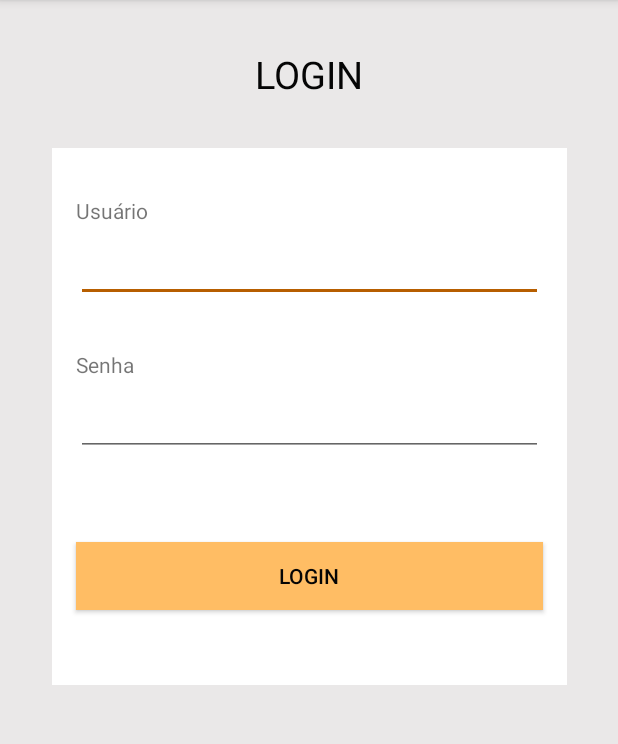
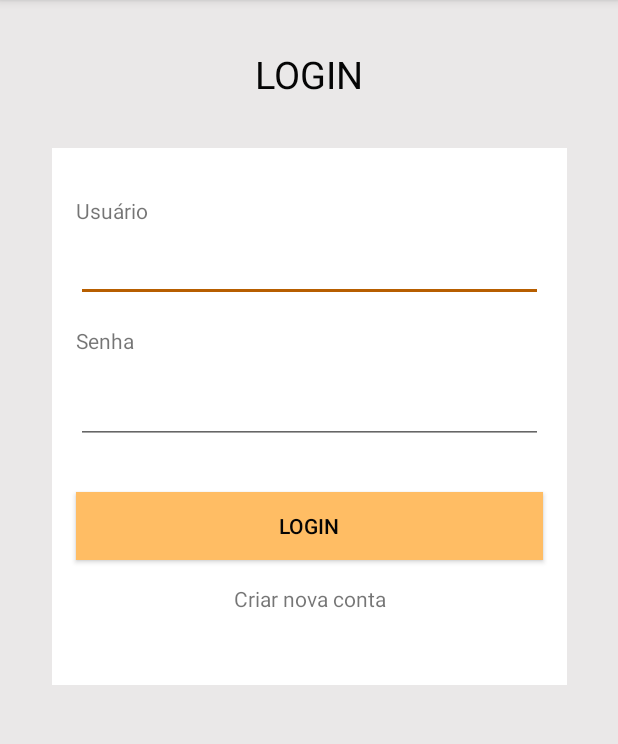
Before and after one commit to alecsander-tf/PsicoTop, an Android app: the screen it shows after launch (LoginActivity), after a tap on "LOGIN", on a phone screen of 412 x 824 dp, the part 84-828 px from its top. Run offline under Robolectric (Android 15) with nearby library versions, the phone set to English and light mode, and no system bars; our stand-ins replace Firebase (no records; nobody signed in at launch, a user with empty details on screens opened directly).

Commit message:
Implementacao Firebase com autenticacao de email/senha

```diff
--- a/app/build.gradle
+++ b/app/build.gradle
@@ -30,6 +30,7 @@ dependencies {
     implementation 'com.google.android.material:material:1.0.0'
     implementation 'com.google.firebase:firebase-core:17.2.1'
     implementation 'com.google.firebase:firebase-database:19.2.0'
+    implementation 'com.google.firebase:firebase-auth:19.1.0'
 }
 
 apply plugin: 'com.google.gms.google-services'  // Google Play services Gradle plugin
--- a/app/src/main/AndroidManifest.xml
+++ b/app/src/main/AndroidManifest.xml
@@ -10,18 +10,18 @@
         android:supportsRtl="true"
         android:theme="@style/AppTheme">
 
-        <activity android:name=".LoginActivity">
+        <activity android:name=".mvp.login.LoginActivity">
             <intent-filter>
                 <action android:name="android.intent.action.MAIN"/>
                 <category android:name="android.intent.category.LAUNCHER"/>
             </intent-filter>
         </activity>
 
-        <activity android:name=".MenuActivity">
+        <activity android:name=".mvp.menu.MenuActivity">
 
         </activity>
 
-        <activity android:name=".RegistroActivity">
+        <activity android:name=".mvp.registro.RegistroActivity">
 
         </activity>
 
--- a/app/src/main/java/com/example/psicotop/LoginActivity.java
+++ /dev/null
@@ -1,35 +0,0 @@
-package com.example.psicotop;
-
-import android.content.Intent;
-import android.os.Bundle;
-import android.view.View;
-import android.widget.Button;
-
-import androidx.appcompat.app.AppCompatActivity;
-
-import com.example.psicotop.banco.Post;
-import com.example.psicotop.modal.Usuario;
-
-public class LoginActivity extends AppCompatActivity {
-
-    @Override
-    protected void onCreate(Bundle savedInstanceState) {
-        super.onCreate(savedInstanceState);
-        setContentView(R.layout.activity_login);
-
-        Button button = findViewById(R.id.button);
-
-        button.setOnClickListener(new View.OnClickListener() {
-            @Override
-            public void onClick(View v) {
-
-                Post p = new Post();
-
-                Usuario u = new Usuario("barbara", "15");
-                p.postUser(u);
-
-                //startActivity(new Intent(getApplicationContext(), MenuActivity.class));
-            }
-        });
-    }
-}
--- /dev/null
+++ b/app/src/main/java/com/example/psicotop/banco/IPost.java
@@ -0,0 +1,15 @@
+package com.example.psicotop.banco;
+
+import com.example.psicotop.modal.Usuario;
+
+public interface IPost {
+
+    interface IPostCallback {
+        void onLoaded(String msg);
+        void onError(String msg);
+    }
+
+    void loginUsuario(Usuario u, IPostCallback callback);
+    void registrarUsuario(Usuario u, IPostCallback callback);
+
+}
--- a/app/src/main/java/com/example/psicotop/banco/Post.java
+++ b/app/src/main/java/com/example/psicotop/banco/Post.java
@@ -1,31 +1,102 @@
 package com.example.psicotop.banco;
+
+import android.content.Intent;
+import android.util.Log;
 
 import androidx.annotation.NonNull;
 
 import com.example.psicotop.modal.Usuario;
+import com.google.android.gms.tasks.OnCompleteListener;
+import com.google.android.gms.tasks.Task;
+import com.google.firebase.FirebaseApp;
+import com.google.firebase.auth.AuthResult;
+import com.google.firebase.auth.FirebaseAuth;
+import com.google.firebase.auth.FirebaseAuthException;
+import com.google.firebase.auth.FirebaseUser;
 import com.google.firebase.database.DataSnapshot;
 import com.google.firebase.database.DatabaseError;
 import com.google.firebase.database.DatabaseReference;
 import com.google.firebase.database.FirebaseDatabase;
 import com.google.firebase.database.ValueEventListener;
 
-public class Post {
+import java.util.HashMap;
+import java.util.Map;
 
+import static android.content.ContentValues.TAG;
+
+public class Post implements IPost{
+
+    private FirebaseAuth myAuth;
     private DatabaseReference myRef;
     private FirebaseDatabase mDatabase;
 
     public Post(){
-        mDatabase = FirebaseDatabase.getInstance("https://psico-237e7.firebaseio.com");
+
+
+        mDatabase = FirebaseDatabase.getInstance();
         myRef = mDatabase.getReference();
+        myAuth = FirebaseAuth.getInstance();
+    }
+
+    public void registrarUsuario(final Usuario usuario, final IPostCallback callback) {
+        myAuth.createUserWithEmailAndPassword(usuario.getEmail(), usuario.getSenha()).addOnCompleteListener(new OnCompleteListener<AuthResult>() {
+            @Override
+            public void onComplete(@NonNull Task<AuthResult> task) {
+                if (task.isSuccessful()){
+
+                    DatabaseReference usuarioRef = myRef.child("Usuario").push();
+                    usuarioRef.setValue(usuario);
+
+                    verificarEmail();
+
+                    callback.onLoaded("Usuário registrado");
+
+                }else {
+                    callback.onError(task.getException().getMessage());
+                }
+
+
+
+            }
+        });
+    }
+
+    private void verificarEmail(){
+        FirebaseUser currentUser = myAuth.getCurrentUser();
+        currentUser.sendEmailVerification().addOnCompleteListener(new OnCompleteListener<Void>() {
+            @Override
+            public void onComplete(@NonNull Task<Void> task) {
+                if (task.isSuccessful()){
+                    Log.d(TAG, "email válido");
+                }else {
+                    Log.d(TAG, "email inválido");
+                }
+            }
+        });
+    }
+
+    public void loginUsuario(Usuario u, final IPostCallback callback){
+
+        myAuth.signInWithEmailAndPassword(u.getEmail(), u.getSenha()).addOnCompleteListener(new OnCompleteListener<AuthResult>() {
+            @Override
+            public void onComplete(@NonNull Task<AuthResult> task) {
+                if (task.isSuccessful()){
+                    Log.d(TAG, "logado");
+                    callback.onLoaded("Sucesso");
+                }else {
+                    Log.d(TAG, "nao logado");
+                    Log.d(TAG, task.getException().getMessage());
+
+                    callback.onError(task.getException().getMessage());
+                }
+            }
+        });
+
     }
 
     public void postUser(Usuario usuario){
 
-
-        DatabaseReference newRef = myRef.child("usuario").push();
-        newRef.setValue(usuario);
-
-        myRef.addValueEventListener(new ValueEventListener() {
+        /*myRef.addValueEventListener(new ValueEventListener() {
             @Override
             public void onDataChange(@NonNull DataSnapshot dataSnapshot) {
                 for (DataSnapshot postSnapshot : dataSnapshot.getChildren()) {
@@ -43,6 +114,6 @@ public class Post {
             public void onCancelled(@NonNull DatabaseError databaseError) {
                 String string = "Erro";
             }
-        });
+        });*/
     }
 }
--- a/app/src/main/java/com/example/psicotop/modal/Usuario.java
+++ b/app/src/main/java/com/example/psicotop/modal/Usuario.java
@@ -1,16 +1,55 @@
 package com.example.psicotop.modal;
+
+import com.google.firebase.database.DatabaseReference;
+import com.google.firebase.database.FirebaseDatabase;
 
 public class Usuario {
 
+    private String id;
     private String nome;
+    private String sobrenome;
+    private String email;
+    private String senha;
     private String idade;
 
 
     public Usuario() {
     }
 
+    public String getId() {
+        return id;
+    }
+
+    public void setId(String id) {
+        this.id = id;
+    }
+
     public String getNome() {
         return nome;
+    }
+
+    public String getSobrenome() {
+        return sobrenome;
+    }
+
+    public void setSobrenome(String sobrenome) {
+        this.sobrenome = sobrenome;
+    }
+
+    public String getEmail() {
+        return email;
+    }
+
+    public void setEmail(String email) {
+        this.email = email;
+    }
+
+    public String getSenha() {
+        return senha;
+    }
+
+    public void setSenha(String senha) {
+        this.senha = senha;
     }
 
     public void setNome(String nome) {
@@ -25,7 +64,4 @@ public class Usuario {
         this.idade = idade;
     }
 
-    public Usuario(String nome, String idade) {
-        this.nome = nome;
-    }
 }
--- /dev/null
+++ b/app/src/main/java/com/example/psicotop/mvp/login/LoginActivity.java
@@ -0,0 +1,93 @@
+package com.example.psicotop.mvp.login;
+
+import android.content.Intent;
+import android.os.Bundle;
+import android.view.View;
+import android.widget.Button;
+import android.widget.EditText;
+import android.widget.TextView;
+import android.widget.Toast;
+
+import androidx.appcompat.app.AppCompatActivity;
+
+import com.example.psicotop.R;
+import com.example.psicotop.banco.Post;
+import com.example.psicotop.modal.Usuario;
+import com.example.psicotop.mvp.registro.RegistroActivity;
+import com.google.firebase.FirebaseApp;
+
+public class LoginActivity extends AppCompatActivity implements LoginContract.View {
+
+    EditText etEmail;
+    EditText etSenha;
+
+    TextView tvCriarNovaConta;
+    Button btnLogin;
+
+    private LoginContract.UserActionsListener presenter;
+
+    @Override
+    protected void onCreate(Bundle savedInstanceState) {
+        super.onCreate(savedInstanceState);
+        setContentView(R.layout.activity_login);
+
+        FirebaseApp.initializeApp(this);
+        bind();
+
+    }
+
+    public void bind(){
+
+        presenter = new LoginPresenter(new Post(), this);
+
+        etEmail = findViewById(R.id.etEmail);
+        etSenha = findViewById(R.id.etSenha);
+
+        tvCriarNovaConta = findViewById(R.id.tvCriarNovaConta);
+        btnLogin = findViewById(R.id.btnLogin);
+
+        tvCriarNovaConta.setOnClickListener(criarNovaConta());
+        btnLogin.setOnClickListener(loginUser());
+
+    }
+
+    private View.OnClickListener criarNovaConta(){
+        return new View.OnClickListener() {
+            @Override
+            public void onClick(View v) {
+                presenter.abrirActivity(RegistroActivity.class);
+            }
+        };
+    }
+
+    private View.OnClickListener loginUser(){
+        return new View.OnClickListener() {
+            @Override
+            public void onClick(View v) {
+
+                presenter.login(criarUsuario());
+
+            }
+        };
+    }
+
+    private Usuario criarUsuario(){
+
+        Usuario usuario = new Usuario();
+
+        usuario.setEmail(etEmail.getText().toString());
+        usuario.setSenha(etSenha.getText().toString());
+
+        return usuario;
+    }
+
+    @Override
+    public void carregarActivity(Class<?> arg) {
+        startActivity(new Intent(getApplicationContext(), arg));
+    }
+
+    @Override
+    public void carregarMensagem(String msg) {
+        Toast.makeText(getApplicationContext(),msg, Toast.LENGTH_LONG).show();
+    }
+}
--- /dev/null
+++ b/app/src/main/java/com/example/psicotop/mvp/login/LoginContract.java
@@ -0,0 +1,19 @@
+package com.example.psicotop.mvp.login;
+
+import com.example.psicotop.modal.Usuario;
+
+public interface LoginContract {
+
+    interface View{
+        void carregarActivity(Class<?> arg);
+        void carregarMensagem(String msg);
+    }
+
+    interface UserActionsListener{
+
+        void login(Usuario usuario);
+
+        void abrirActivity(Class<?> arg);
+    }
+
+}
--- /dev/null
+++ b/app/src/main/java/com/example/psicotop/mvp/login/LoginPresenter.java
@@ -0,0 +1,44 @@
+package com.example.psicotop.mvp.login;
+
+import android.content.Intent;
+
+import com.example.psicotop.banco.IPost;
+import com.example.psicotop.banco.Post;
+import com.example.psicotop.modal.Usuario;
+import com.example.psicotop.mvp.menu.MenuActivity;
+
+public class LoginPresenter implements LoginContract.UserActionsListener{
+
+    private LoginContract.View loginView;
+    private IPost post;
+
+    public LoginPresenter(IPost p, LoginContract.View view){
+        post = p;
+        loginView = view;
+    }
+
+    @Override
+    public void login(Usuario usuario) {
+
+        post.loginUsuario(usuario, new IPost.IPostCallback() {
+            @Override
+            public void onLoaded(String msg) {
+                loginView.carregarActivity(MenuActivity.class);
+                if (!msg.equals("")){
+                    loginView.carregarMensagem(msg);
+                }
+            }
+
+            @Override
+            public void onError(String msg) {
+                loginView.carregarMensagem(msg);
+            }
+        });
+    }
+
+    @Override
+    public void abrirActivity(Class<?> arg) {
+        loginView.carregarActivity(arg);
+    }
+
+}
--- a/app/src/main/java/com/example/psicotop/DiarioFragment.java
+++ b/app/src/main/java/com/example/psicotop/mvp/menu/DiarioFragment.java
@@ -1,6 +1,5 @@
-package com.example.psicotop;
+package com.example.psicotop.mvp.menu;
 
-import android.content.Context;
 import android.net.Uri;
 import android.os.Bundle;
 import android.view.LayoutInflater;
@@ -8,6 +7,8 @@ import android.view.View;
 import android.view.ViewGroup;
 
 import androidx.fragment.app.Fragment;
+
+import com.example.psicotop.R;
 
 
 /**
--- a/app/src/main/java/com/example/psicotop/MenuActivity.java
+++ b/app/src/main/java/com/example/psicotop/mvp/menu/MenuActivity.java
@@ -1,4 +1,4 @@
-package com.example.psicotop;
+package com.example.psicotop.mvp.menu;
 
 import android.os.Bundle;
 
@@ -8,6 +8,7 @@ import androidx.fragment.app.FragmentManager;
 import androidx.fragment.app.FragmentPagerAdapter;
 import androidx.viewpager.widget.ViewPager;
 
+import com.example.psicotop.R;
 import com.google.android.material.tabs.TabLayout;
 
 import java.util.ArrayList;
--- a/app/src/main/res/layout/activity_login.xml
+++ b/app/src/main/res/layout/activity_login.xml
@@ -4,7 +4,7 @@
     xmlns:tools="http://schemas.android.com/tools"
     android:layout_width="match_parent"
     android:layout_height="match_parent"
-    tools:context="com.example.psicotop.LoginActivity"
+    tools:context=".mvp.login.LoginActivity"
     android:background="@color/colorGray">
 
     <TextView
@@ -35,23 +35,23 @@
         app:layout_constraintTop_toBottomOf="@+id/textView">
 
         <Button
-            android:id="@+id/button"
+            android:id="@+id/btnLogin"
             android:layout_width="0dp"
             android:layout_height="45dp"
-            android:layout_marginBottom="50dp"
+            android:layout_marginStart="16dp"
+            android:layout_marginTop="32dp"
             android:layout_marginEnd="16dp"
             android:layout_marginRight="16dp"
-            android:layout_marginStart="16dp"
             android:background="@color/colorPrimaryLight"
             android:text="LOGIN"
             android:textColor="@color/colorBlack"
-            app:layout_constraintBottom_toBottomOf="parent"
             app:layout_constraintEnd_toEndOf="@+id/constraintLayout"
             app:layout_constraintRight_toRightOf="parent"
-            app:layout_constraintStart_toStartOf="@+id/constraintLayout" />
+            app:layout_constraintStart_toStartOf="@+id/constraintLayout"
+            app:layout_constraintTop_toBottomOf="@+id/etSenha" />
 
         <EditText
-            android:id="@+id/editText2"
+            android:id="@+id/etEmail"
             android:layout_width="0dp"
             android:layout_height="43dp"
             android:layout_marginEnd="16dp"
@@ -71,19 +71,20 @@
             android:layout_height="wrap_content"
             android:layout_marginTop="32dp"
             android:text="Usuário"
-            app:layout_constraintStart_toStartOf="@+id/editText2"
+            app:layout_constraintStart_toStartOf="@+id/etEmail"
             app:layout_constraintTop_toTopOf="parent" />
 
         <EditText
-            android:id="@+id/editText4"
+            android:id="@+id/etSenha"
             android:layout_width="0dp"
             android:layout_height="43dp"
+            android:layout_marginStart="16dp"
+            android:layout_marginTop="16dp"
             android:layout_marginEnd="16dp"
-            android:layout_marginStart="16dp"
-            android:layout_marginTop="8dp"
             android:ems="10"
             android:inputType="textPassword"
             app:layout_constraintEnd_toEndOf="parent"
+            app:layout_constraintHorizontal_bias="0.0"
             app:layout_constraintLeft_toLeftOf="parent"
             app:layout_constraintRight_toRightOf="parent"
             app:layout_constraintStart_toStartOf="parent"
@@ -93,10 +94,24 @@
             android:id="@+id/textView3"
             android:layout_width="wrap_content"
             android:layout_height="wrap_content"
-            android:layout_marginTop="32dp"
+            android:layout_marginTop="16dp"
             android:text="Senha"
-            app:layout_constraintStart_toStartOf="@+id/editText4"
-            app:layout_constraintTop_toBottomOf="@+id/editText2" />
+            app:layout_constraintStart_toStartOf="@+id/etSenha"
+            app:layout_constraintTop_toBottomOf="@+id/etEmail" />
+
+        <TextView
+            android:id="@+id/tvCriarNovaConta"
+            android:layout_width="wrap_content"
+            android:layout_height="wrap_content"
+            android:layout_marginStart="16dp"
+            android:layout_marginLeft="16dp"
+            android:layout_marginTop="16dp"
+            android:layout_marginEnd="16dp"
+            android:layout_marginRight="16dp"
+            android:text="Criar nova conta"
+            app:layout_constraintEnd_toEndOf="parent"
+            app:layout_constraintStart_toStartOf="parent"
+            app:layout_constraintTop_toBottomOf="@+id/btnLogin" />
     </androidx.constraintlayout.widget.ConstraintLayout>
 
 </androidx.constraintlayout.widget.ConstraintLayout>
--- a/app/src/main/res/layout/activity_menu.xml
+++ b/app/src/main/res/layout/activity_menu.xml
@@ -5,7 +5,7 @@
     android:layout_width="match_parent"
     android:orientation="vertical"
     android:layout_height="match_parent"
-    tools:context="com.example.psicotop.MenuActivity">
+    tools:context="com.example.psicotop.mvp.menu.MenuActivity">
 
     <com.google.android.material.tabs.TabLayout
         android:id="@+id/tabs"
--- a/app/src/main/res/layout/fragment_diario.xml
+++ b/app/src/main/res/layout/fragment_diario.xml
@@ -4,7 +4,7 @@
     android:layout_width="match_parent"
     android:background="@color/colorGray"
     android:layout_height="match_parent"
-    tools:context="com.example.psicotop.DiarioFragment">
+    tools:context="com.example.psicotop.mvp.menu.DiarioFragment">
 
 
     <LinearLayout
```
Also changed, not shown: app/src/main/java/com/example/psicotop/RegistroActivity.java (deleted, +0 -14 lines), app/src/main/java/com/example/psicotop/mvp/registro/RegistroActivity.java (added, +83 -0 lines), app/src/main/java/com/example/psicotop/mvp/registro/RegistroContract.java (added, +18 -0 lines), app/src/main/java/com/example/psicotop/mvp/registro/RegistroPresenter.java (added, +39 -0 lines), app/src/main/res/layout/activity_registro.xml (+18 -6 lines).
